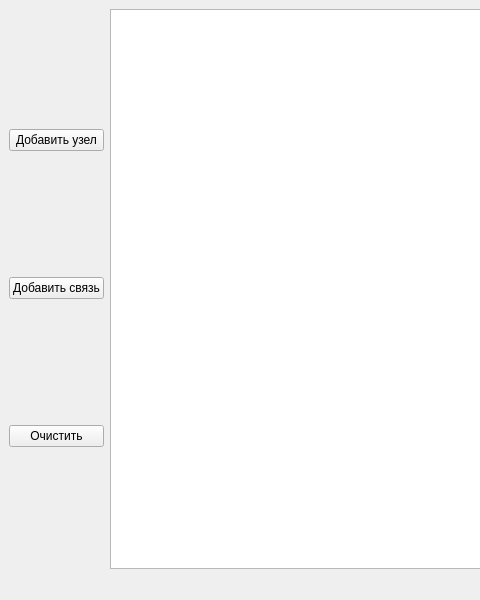
First picture: the form in mainwindow.ui, repository geroineee/Graph_QT, before the edit; both pictures show x 0 to 480 and y 0 to 600 of the 1200 by 600 pixel window.
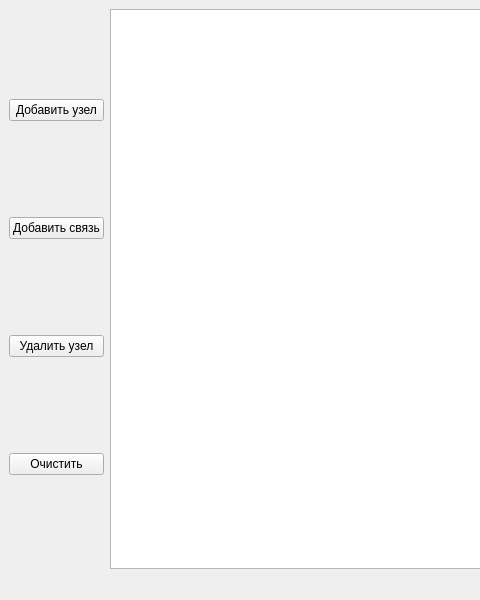
Second picture: the form after the edit.

What changed in the file:
```diff
--- a/mainwindow.ui
+++ b/mainwindow.ui
@@ -34,6 +34,13 @@
         </property>
        </widget>
       </item>
+      <item>
+       <widget class="QPushButton" name="delete_node_button">
+        <property name="text">
+         <string>Удалить узел</string>
+        </property>
+       </widget>
+      </item>
       <item>
        <widget class="QPushButton" name="clear_button">
         <property name="text">
```
